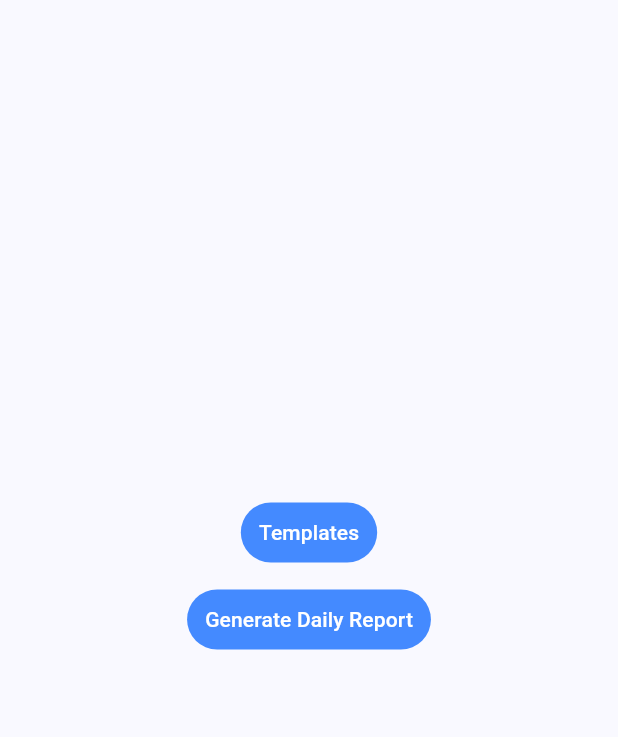
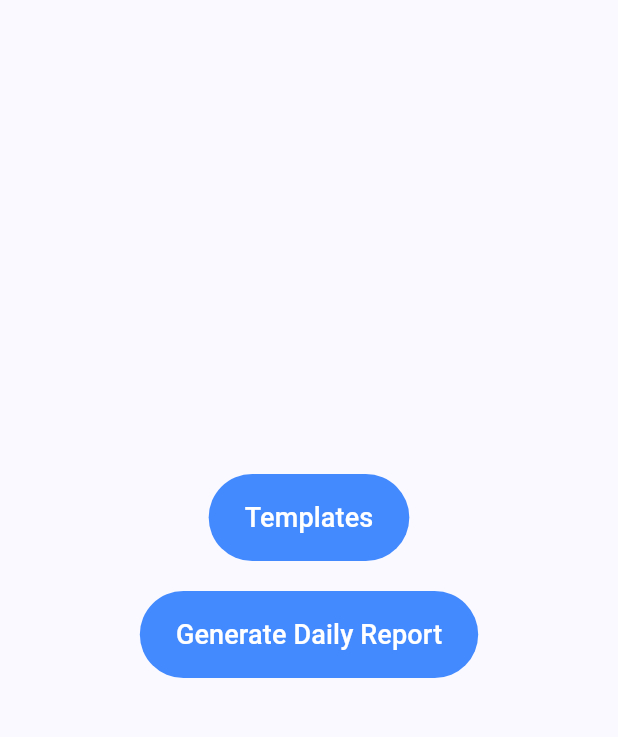
Before and after one commit to fingertips18/noterra, a Flutter app: the screen it shows after launch, on a phone screen of 412 x 824 dp, the part 84-821 px from its top. Run offline on Flutter 3.47's test engine with Material 3 defaults, Android fonts, the phone set to English and light mode, and no system bars; our stand-ins replace equatable, fluttertoast, hive_flutter; accounts and stored records are empty.

Commit message:
chore: make buttons look bigger (#22)

```diff
--- a/lib/main.dart
+++ b/lib/main.dart
@@ -6,6 +6,7 @@ import 'package:flutter/material.dart'
         Center,
         Colors,
         Column,
+        EdgeInsets,
         FontWeight,
         MaterialApp,
         MaterialPageRoute,
@@ -127,21 +128,29 @@ class _AppState extends State<App> {
           // action in the IDE, or press "p" in the console), to see the
           // wireframe for each widget.
           mainAxisAlignment: .center,
-          spacing: 10,
+          spacing: 20,
           children: [
             TextButton(
               onPressed: () {
                 Navigator.push(context, MaterialPageRoute(builder: (context) => const TemplatesPage()));
               },
-              style: ButtonStyle(backgroundColor: WidgetStateProperty.all(Colors.blueAccent), foregroundColor: WidgetStateProperty.all(Colors.white)),
-              child: const Text('Templates'),
+              style: ButtonStyle(
+                backgroundColor: WidgetStateProperty.all(Colors.blueAccent),
+                foregroundColor: WidgetStateProperty.all(Colors.white),
+                padding: WidgetStateProperty.all(const EdgeInsets.symmetric(vertical: 16, horizontal: 24)),
+              ),
+              child: const Text('Templates', style: TextStyle(fontSize: 18)),
             ),
             TextButton(
               onPressed: () {
                 Navigator.push(context, MaterialPageRoute(builder: (context) => const GeneratePage()));
               },
-              style: ButtonStyle(backgroundColor: WidgetStateProperty.all(Colors.blueAccent), foregroundColor: WidgetStateProperty.all(Colors.white)),
-              child: const Text('Generate Daily Report'),
+              style: ButtonStyle(
+                backgroundColor: WidgetStateProperty.all(Colors.blueAccent),
+                foregroundColor: WidgetStateProperty.all(Colors.white),
+                padding: WidgetStateProperty.all(const EdgeInsets.symmetric(vertical: 16, horizontal: 24)),
+              ),
+              child: const Text('Generate Daily Report', style: TextStyle(fontSize: 18)),
             ),
           ],
         ),
```
